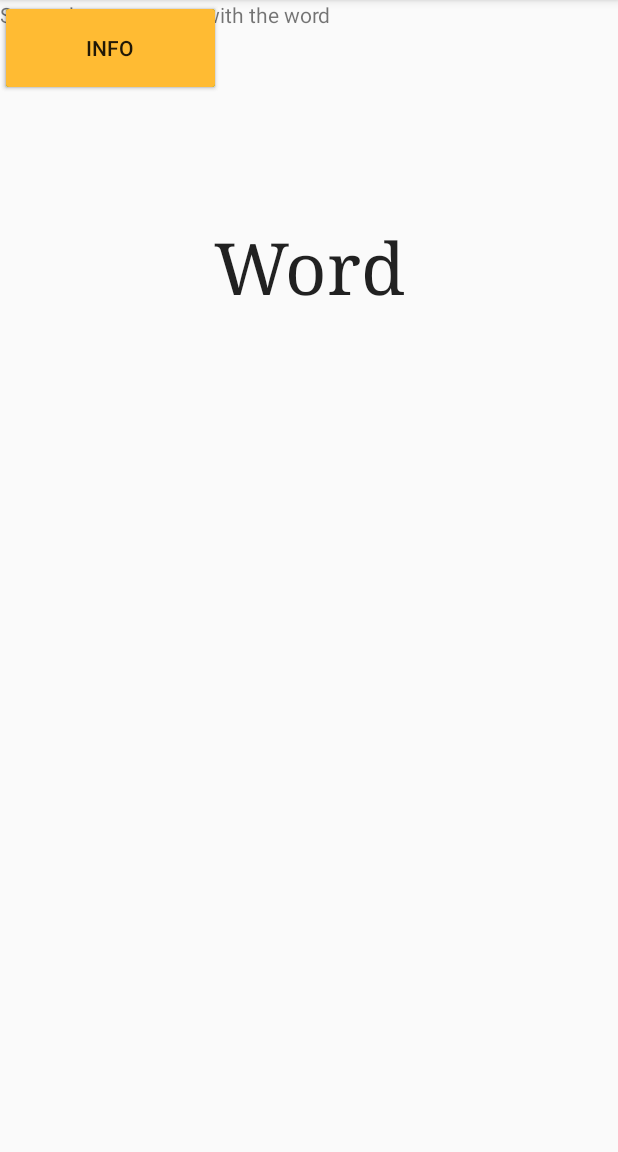
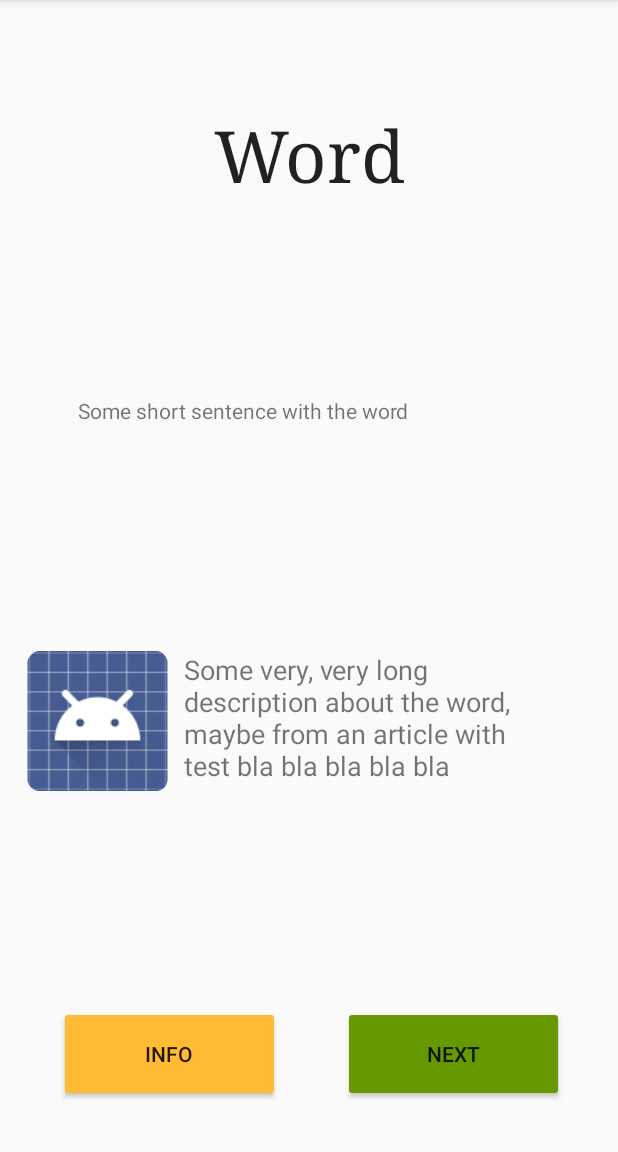
Before and after one commit to giladilsarTau/workshop_app, an Android app: the screen it shows after launch (MainActivity), on a phone screen of 412 x 824 dp, the part 84-1236 px from its top. Run offline under Robolectric (Android 15) with nearby library versions, the phone set to English and light mode, and no system bars.

Commit message:
can now move back and forth from categories, UI fixes

```diff
--- a/wordTemplate/app/src/main/res/layout/content_main.xml
+++ b/wordTemplate/app/src/main/res/layout/content_main.xml
@@ -9,6 +9,7 @@
     tools:showIn="@layout/app_bar_main">
 
     <TextView
+        android:id="@+id/textView4"
         android:layout_width="312dp"
         android:layout_height="76dp"
         android:fontFamily="serif"
@@ -22,32 +23,82 @@
         app:layout_constraintLeft_toLeftOf="parent"
         app:layout_constraintRight_toRightOf="parent"
         app:layout_constraintTop_toTopOf="parent"
-        app:layout_constraintVertical_bias="0.211" />
+        app:layout_constraintVertical_bias="0.103" />
 
     <Button
         android:id="@+id/button"
         android:layout_width="147dp"
         android:layout_height="64dp"
+        android:layout_marginBottom="33dp"
+        android:layout_marginEnd="36dp"
+        android:layout_marginTop="8dp"
         android:backgroundTint="@android:color/holo_green_dark"
         android:text="Next"
-        tools:layout_editor_absoluteX="207dp"
-        tools:layout_editor_absoluteY="415dp" />
+        app:layout_constraintBottom_toBottomOf="parent"
+        app:layout_constraintEnd_toEndOf="parent"
+        app:layout_constraintTop_toTopOf="parent"
+        app:layout_constraintVertical_bias="1.0" />
 
     <Button
         android:id="@+id/button4"
         android:layout_width="147dp"
         android:layout_height="64dp"
+        android:layout_marginBottom="33dp"
+        android:layout_marginEnd="16dp"
+        android:layout_marginStart="18dp"
+        android:layout_marginTop="8dp"
         android:backgroundTint="@android:color/holo_orange_light"
         android:text="Info"
-        tools:layout_editor_absoluteX="26dp"
-        tools:layout_editor_absoluteY="415dp" />
+        app:layout_constraintBottom_toBottomOf="parent"
+        app:layout_constraintEnd_toStartOf="@+id/button"
+        app:layout_constraintHorizontal_bias="0.45"
+        app:layout_constraintStart_toStartOf="parent"
+        app:layout_constraintTop_toTopOf="parent"
+        app:layout_constraintVertical_bias="1.0" />
 
     <TextView
         android:id="@+id/textView2"
         android:layout_width="296dp"
-        android:layout_height="47dp"
+        android:layout_height="44dp"
+        android:layout_marginBottom="8dp"
+        android:layout_marginStart="52dp"
+        android:layout_marginTop="40dp"
         android:text="@string/example_text_placeholder"
-        tools:layout_editor_absoluteX="55dp"
-        tools:layout_editor_absoluteY="202dp" />
+        app:layout_constraintBottom_toTopOf="@+id/linearLayout"
+        app:layout_constraintStart_toStartOf="parent"
+        app:layout_constraintTop_toBottomOf="@+id/textView4"
+        app:layout_constraintVertical_bias="0.24000001" />
+
+    <LinearLayout
+        android:id="@+id/linearLayout"
+        android:layout_width="350dp"
+        android:layout_height="136dp"
+        android:layout_marginBottom="24dp"
+        android:layout_marginStart="17dp"
+        android:layout_marginTop="41dp"
+        android:orientation="horizontal"
+        app:layout_constraintBottom_toTopOf="@+id/button"
+        app:layout_constraintStart_toStartOf="parent"
+        app:layout_constraintTop_toBottomOf="@+id/textView2">
+
+        <FrameLayout
+            android:layout_width="105dp"
+            android:layout_height="161dp">
+
+            <ImageView
+                android:id="@+id/imageView7"
+                android:layout_width="95dp"
+                android:layout_height="93dp"
+                app:srcCompat="@android:drawable/sym_def_app_icon" />
+        </FrameLayout>
+
+        <TextView
+            android:id="@+id/textView6"
+            android:layout_width="wrap_content"
+            android:layout_height="101dp"
+            android:layout_weight="1"
+            android:text="@string/long_description_holder"
+            android:textSize="18sp" />
+    </LinearLayout>
 
 </android.support.constraint.ConstraintLayout>
--- a/wordTemplate/app/src/main/res/menu/activity_main_drawer.xml
+++ b/wordTemplate/app/src/main/res/menu/activity_main_drawer.xml
@@ -5,34 +5,13 @@
 
     <group android:checkableBehavior="single">
         <item
-            android:id="@+id/nav_camera"
-            android:icon="@drawable/ic_menu_camera"
-            android:title="Import" />
+            android:id="@+id/nav_cats"
+            android:icon="@drawable/ic_menu_slideshow"
+            android:title="Categories" />
         <item
-            android:id="@+id/nav_gallery"
-            android:icon="@drawable/ic_menu_gallery"
-            android:title="Gallery" />
-        <item
-            android:id="@+id/nav_slideshow"
-            android:icon="@drawable/ic_menu_slideshow"
-            android:title="Slideshow" />
-        <item
-            android:id="@+id/nav_manage"
+            android:id="@+id/nav_settings"
             android:icon="@drawable/ic_menu_manage"
-            android:title="Tools" />
+            android:title="Settings" />
     </group>
 
-    <item android:title="Communicate">
-        <menu>
-            <item
-                android:id="@+id/nav_share"
-                android:icon="@drawable/ic_menu_share"
-                android:title="Share" />
-            <item
-                android:id="@+id/nav_send"
-                android:icon="@drawable/ic_menu_send"
-                android:title="Send" />
-        </menu>
-    </item>
-
 </menu>
--- a/wordTemplate/app/src/main/res/values/colors.xml
+++ b/wordTemplate/app/src/main/res/values/colors.xml
@@ -3,4 +3,5 @@
     <color name="colorPrimary">#3F51B5</color>
     <color name="colorPrimaryDark">#303F9F</color>
     <color name="colorAccent">#FF4081</color>
+    <color name="catGray">#808080</color>
 </resources>
--- a/wordTemplate/app/src/main/res/values/strings.xml
+++ b/wordTemplate/app/src/main/res/values/strings.xml
@@ -9,6 +9,7 @@
     <string name="example_text_placeholder">Some short sentence with the word</string>
     <string name="title_activity_login">Sign in</string>
     <string name="welcome_place_holder">Welcome to the App</string>
+    <string name="long_description_holder">Some very, very long description about the word, maybe from an article with test bla bla bla bla bla</string>
 
     <!-- Strings related to login -->
     <string name="prompt_email">Email</string>
@@ -22,4 +23,8 @@
     <string name="permission_rationale">"Contacts permissions are needed for providing email
         completions."
     </string>
+    <string name="title_activity_categories_activity">CategoriesActivityActivity</string>
+
+
+    <string name="categories_label">Categories</string>
 </resources>
```
Also changed, not shown: wordTemplate/app/src/main/AndroidManifest.xml (+10 -1 lines), wordTemplate/app/src/main/java/com/example/gilad/wordtemplate/CategoriesActivity.java (added, +100 -0 lines), wordTemplate/app/src/main/java/com/example/gilad/wordtemplate/LoginActivity.java (+25 -25 lines), wordTemplate/app/src/main/java/com/example/gilad/wordtemplate/MainActivity.java (+6 -8 lines), wordTemplate/app/src/main/res/layout/categories_activity.xml (added, +27 -0 lines), wordTemplate/app/src/main/res/layout/content_categories_activity.xml (added, +105 -0 lines), wordTemplate/app/src/main/res/menu/cat_menu.xml (added, +12 -0 lines).
